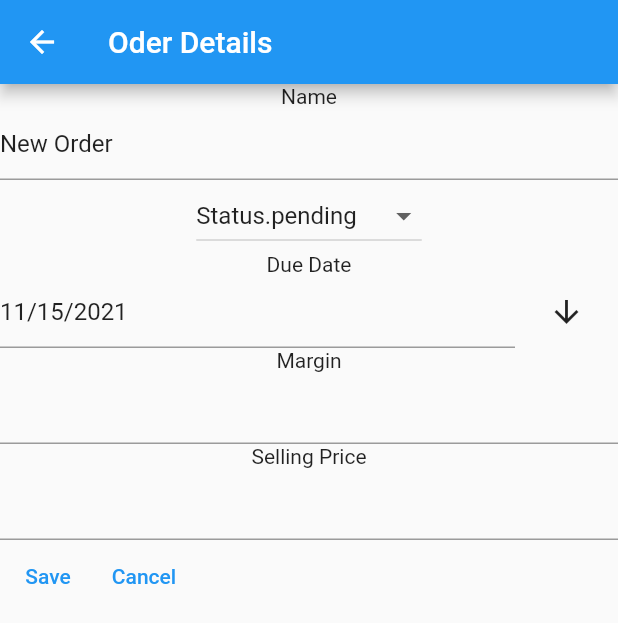
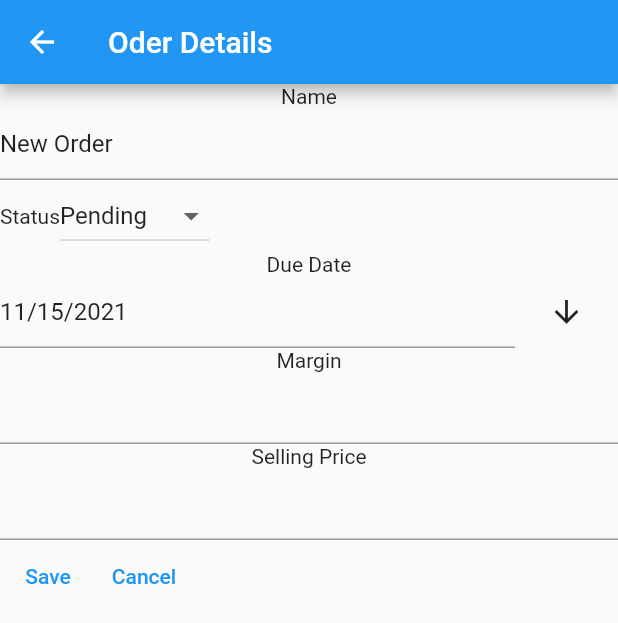
Before and after one commit to razzzp/bakers_buddy, a Flutter app: the screen it shows after launch, after a tap on the "add" icon, on a phone screen of 412 x 824 dp. Shown: the top 623 px of the screen. Run offline on Flutter 3.47's test engine with Material 2 defaults, Android fonts, the phone set to English and light mode, and no system bars; our stand-ins replace sqflite; accounts and stored records are empty.

Commit message:
Refactor widget building

```diff
--- a/lib/models/order.dart
+++ b/lib/models/order.dart
@@ -4,6 +4,20 @@ enum Status {
   pending,
   inProgress,
   done
+}
+
+extension StatusEx on Status{
+  // returns a presentable string
+  String asString(){
+    switch (this){
+      case Status.pending:
+        return 'Pending';
+      case Status.inProgress:
+        return 'In Progess';
+      case Status.done:
+        return 'Done';
+    }
+  }
 }
 
 class Order {
--- a/lib/routes/order_details.dart
+++ b/lib/routes/order_details.dart
@@ -47,7 +47,7 @@ class _DatePickerState extends State<DatePicker> {
     super.initState();
     _selectedDate = widget.initialDate;
     // not called again when setState is called in the parrent widget
-    //_isModifiable = widget.isModifiable;
+    // _isModifiable = widget.isModifiable;
     _textCtr = widget.controller;
     _textCtr.text = DateFormat.yMd().format(_selectedDate.toLocal());
   }
@@ -104,33 +104,11 @@ class DatePickerWithLabel extends StatelessWidget {
   }
 }
 
-class TextFormFieldWithLabel extends StatelessWidget {
-  final String label;
-  final TextEditingController controller;
-  final bool isReadOnly;
-  final List<TextInputFormatter>? inputFormatters;
-
-  const TextFormFieldWithLabel({
-    Key? key,
-    required this.label,
-    required this.controller,
-    this.isReadOnly = true,
-    this.inputFormatters,
-  }) : super(key: key);
-
-  @override
-  Widget build(BuildContext context) {
-    // a label and text field stacked on top of each other
-    return Column(
-      children: [
-        Text(label),
-        TextFormField(
-          readOnly: isReadOnly,
-          controller: controller,
-          inputFormatters: inputFormatters,
-        )
-      ],
-    );
+Widget attachLabelToWidget(String label, Widget widget, {bool isVertical = true}){
+  if (isVertical){
+    return Column(children: [Text(label), widget]);
+  }else{
+    return Row(children: [Text(label), widget]);
   }
 }
 
@@ -213,39 +191,51 @@ class _OrderDetailsState extends State<OrderDetails> {
       ),
       body: Center(
         child: Column(children: [
-          TextFormFieldWithLabel(
-            label: 'Name',
+          attachLabelToWidget(
+            'Name',
+            TextFormField(
             controller: _nameTextCtr,
-            isReadOnly: !_isModifiable,
+            readOnly: !_isModifiable,
             ),
-
+          ),
+          attachLabelToWidget(
+            'Status',
             DropdownButton<Status>(
             //initail value
               value: _orderStatus,
               //changes Status enums to a list of DropdownMenuItem<Status>
               items: Status.values.map<DropdownMenuItem<Status>>(
-              (e) => DropdownMenuItem<Status>(value: e, child: Text(e.toString()))).toList(),
+                (e) => DropdownMenuItem<Status>(value: e, child: Text(e.asString()))).toList(),
               // if not moidifiable set to null to disable
               onChanged: _isModifiable ? (curStatus) => {
                 setState(()=>_orderStatus = curStatus ?? Status.pending)
               } : null,
             ),
-          DatePickerWithLabel(
-            label: 'Due Date',
+            isVertical: false
+          ),
+          attachLabelToWidget(
+            'Due Date',
+            DatePicker(
               initialDate: DateTime.now(),
+              controller: _dueDateTextCtr,
               isModifiable: _isModifiable,
-            controller: _dueDateTextCtr),
-          TextFormFieldWithLabel(
-            label: 'Margin',
+            )
+          ),
+          attachLabelToWidget(
+            'Margin',
+            TextFormField(
               controller: _marginTextCtr,
-            isReadOnly: !_isModifiable,
+              readOnly: !_isModifiable,
               inputFormatters: [_numberFormatter],
+            )
           ),
-          TextFormFieldWithLabel(
-            label: 'Selling Price',
+          attachLabelToWidget(
+            'Selling Price',
+            TextFormField(
               controller: _sellingPriceTextCtr,
-            isReadOnly: !_isModifiable,
+              readOnly: !_isModifiable,
               inputFormatters: [_numberFormatter],
+            )
           ),
           Row(children: [
             // build Save / Edit button, depending on iSModifiable
@@ -253,6 +243,8 @@ class _OrderDetailsState extends State<OrderDetails> {
               : TextButton(onPressed: _editOrder,child: const Text('Edit')),
             TextButton(onPressed: _cancelOrder, child: const Text('Cancel'))
           ],)
-        ])));
+        ])
+      )
+    );
   }
 }
```
Lines whose indentation alone changed are shown as unchanged.
